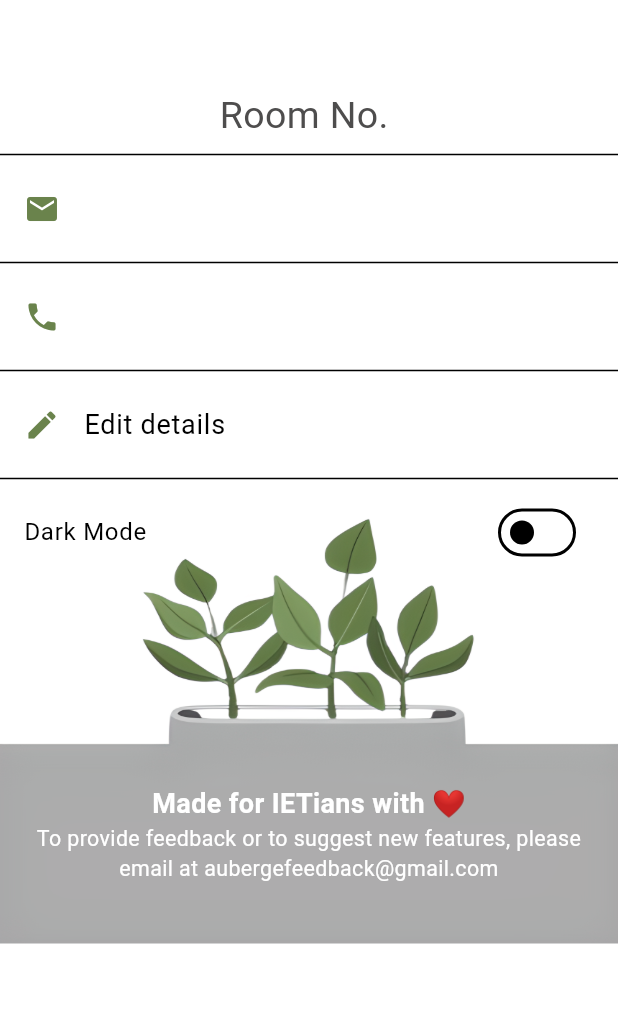
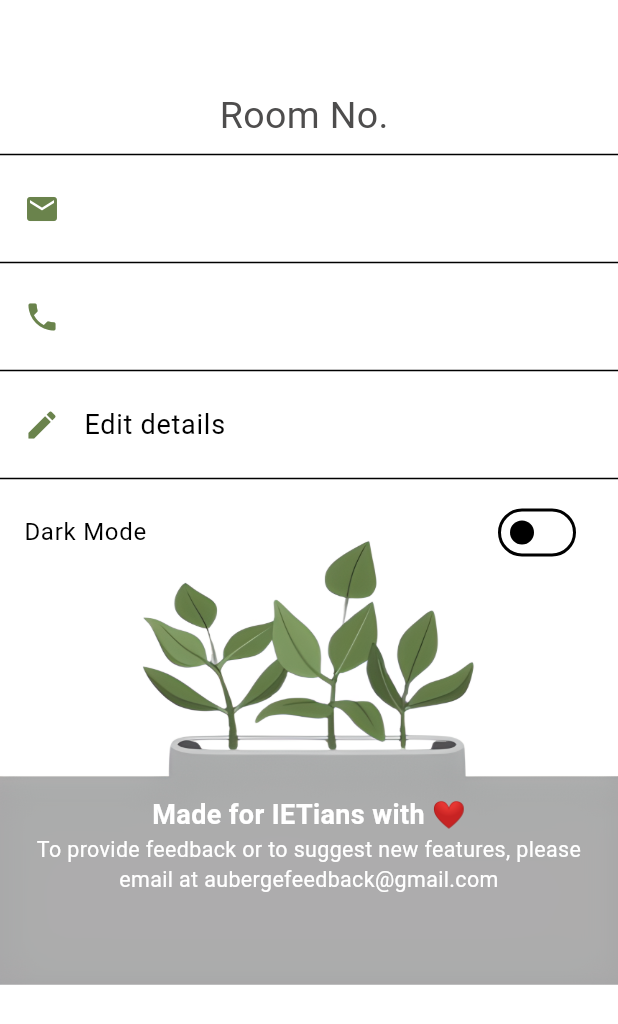
Before and after one commit to Photon3009/Auberge, a Flutter app: the ProfileScreen widget shown alone on an empty page, opened directly, on a phone screen of 412 x 824 dp. Shown: the top 1024 px of the screen. Run offline on Flutter 3.47's test engine with Material 3 defaults, Android fonts, the light colour scheme and no system bars; our stand-ins replace another_flushbar, cloud_firestore, firebase_auth, firebase_core, flutter_spinkit, fluttertoast and 3 more; missing offline and left inert: gsheets; accounts and stored records are empty; Roboto replaces fonts that are missing (Sen).

Commit message:
fixed issue

```diff
--- a/lib/view/nav_bar/user_profile_screen.dart
+++ b/lib/view/nav_bar/user_profile_screen.dart
@@ -16,6 +16,7 @@ class ProfileScreen extends StatefulWidget {
 class _HomeState extends State<ProfileScreen> {
   @override
   Widget build(BuildContext context) {
+    var size=MediaQuery.of(context).size;
     final userProvider = Provider.of<UserProvider>(context);
     userProvider.setUser();
     final userType = userProvider.user?.userType ?? 'Unknown';
@@ -110,7 +111,8 @@ class _HomeState extends State<ProfileScreen> {
                       themeChange.darkTheme = value!;
                       Fluttertoast.showToast(msg: 'Theme changed to ${value ? 'Dark mode' : 'Light mode'}', toastLength: Toast.LENGTH_SHORT);
                     }),
-                const SizedBox(height: 140.0),
+               // const SizedBox(height: 135.0),
+                SizedBox(height: size.height*0.179,),
                 const Text("Made for IETians with ❤️",
                     style: TextStyle(
                         color: Colors.white,
@@ -129,7 +131,7 @@ class _HomeState extends State<ProfileScreen> {
                             fontSize: 14.3)),
                   ),
                 ),
-                Container(color: Colors.grey,)
+             const SizedBox(height: 20),
               ],
             ),
           ),
```
